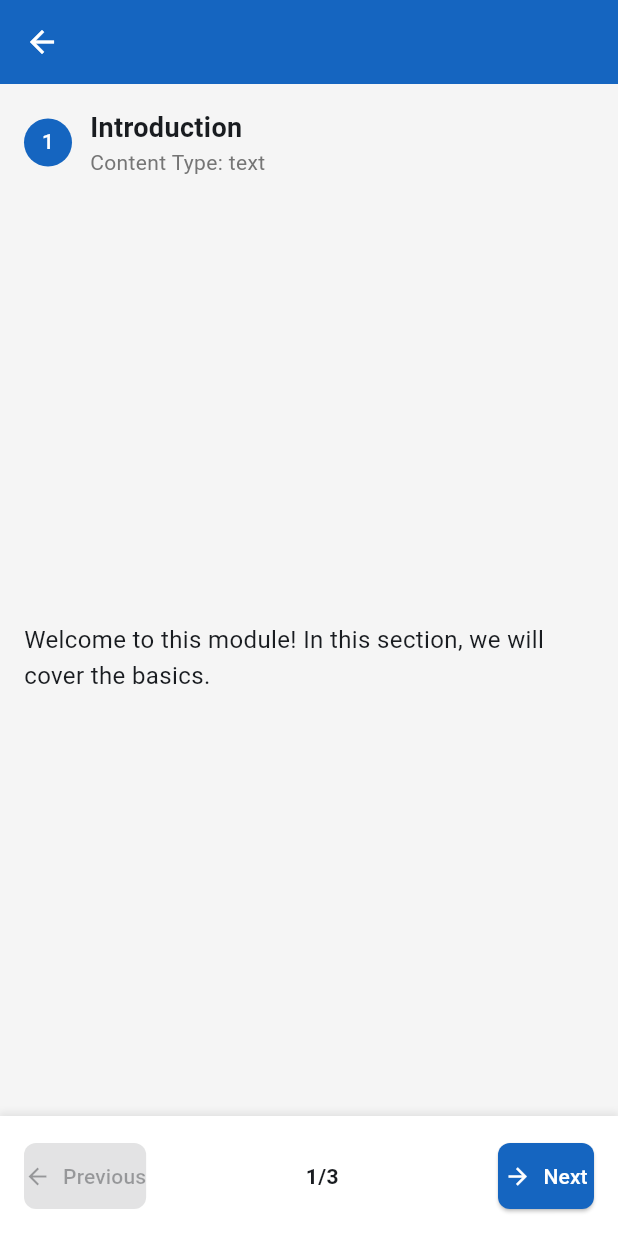
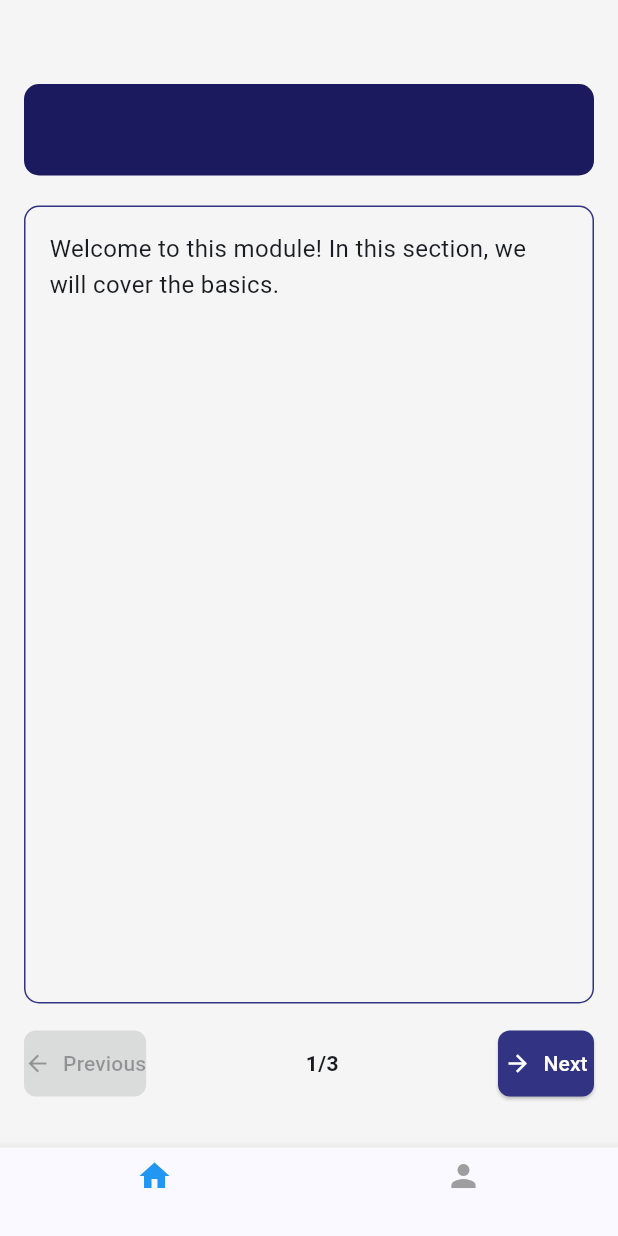
Before and after one commit to Priyanshu-Bej/briffiniApp, a Flutter app: the ContentViewerScreen screen opened directly with empty values, on a phone screen of 412 x 824 dp. Run offline on Flutter 3.47's test engine with Material 3 defaults, Android fonts, the phone set to English and light mode, and no system bars; our stand-ins replace chewie, cloud_firestore, firebase_auth, firebase_core, firebase_storage, video_player; missing offline and left inert: dart:html, dart:ui_web, flutter_pdfview; accounts and stored records are empty.

Commit message:
Redesigned content viewer screen with new UI and added screenshot/screen recording protection for iOS and Android

```diff
--- a/lib/screens/content_viewer_screen_mobile.dart
+++ b/lib/screens/content_viewer_screen_mobile.dart
@@ -6,6 +6,7 @@ import 'package:flutter_pdfview/flutter_pdfview.dart';
 import 'package:http/http.dart' as http;
 import 'package:path_provider/path_provider.dart';
 import 'dart:io';
+import 'package:flutter/services.dart';
 
 import '../models/course_model.dart';
 import '../models/module_model.dart';
@@ -27,10 +28,11 @@ class ContentViewerScreen extends StatefulWidget {
   _ContentViewerScreenState createState() => _ContentViewerScreenState();
 }
 
-class _ContentViewerScreenState extends State<ContentViewerScreen> {
+class _ContentViewerScreenState extends State<ContentViewerScreen> with WidgetsBindingObserver {
   late Future<List<ContentModel>> _contentFuture;
   bool _isLoading = true;
   int _currentContentIndex = 0;
+  int _selectedIndex = 0; // For bottom navigation
 
   // Video player controllers
   VideoPlayerController? _videoController;
@@ -44,12 +46,47 @@ class _ContentViewerScreenState extends State<ContentViewerScreen> {
   void initState() {
     super.initState();
     _loadContent();
+    _setupScreenshotProtection();
+    WidgetsBinding.instance.addObserver(this);
   }
 
   @override
   void dispose() {
     _disposeVideoControllers();
+    WidgetsBinding.instance.removeObserver(this);
+    _removeScreenshotProtection();
     super.dispose();
+  }
+
+  // Setup screenshot protection
+  void _setupScreenshotProtection() {
+    // For Android
+    SystemChrome.setEnabledSystemUIMode(SystemUiMode.manual, overlays: []);
+
+    // For iOS we need to use the native channel to disable screen recording
+    if (Platform.isIOS) {
+      const MethodChannel('flutter.native/screenProtection')
+          .invokeMethod('preventScreenshots', true);
+    }
+  }
+
+  // Remove screenshot protection when leaving the screen
+  void _removeScreenshotProtection() {
+    SystemChrome.setEnabledSystemUIMode(SystemUiMode.manual,
+        overlays: SystemUiOverlay.values);
+
+    if (Platform.isIOS) {
+      const MethodChannel('flutter.native/screenProtection')
+          .invokeMethod('preventScreenshots', false);
+    }
+  }
+
+  @override
+  void didChangeAppLifecycleState(AppLifecycleState state) {
+    // When app is resumed, re-apply screenshot protection
+    if (state == AppLifecycleState.resumed) {
+      _setupScreenshotProtection();
+    }
   }
 
   void _disposeVideoControllers() {
@@ -179,19 +216,9 @@ class _ContentViewerScreenState extends State<ContentViewerScreen> {
 
         // Show video player if controllers are ready
         if (_chewieController != null) {
-          return Column(
-            mainAxisAlignment: MainAxisAlignment.center,
-            children: [
-              AspectRatio(
+          return AspectRatio(
             aspectRatio: _videoController!.value.aspectRatio,
             child: Chewie(controller: _chewieController!),
-              ),
-              const SizedBox(height: 20),
-              Text(
-                content.title,
-                style: TextStyle(fontWeight: FontWeight.bold, fontSize: 16),
-              ),
-            ],
           );
         }
 
@@ -215,10 +242,7 @@ class _ContentViewerScreenState extends State<ContentViewerScreen> {
 
         // Show PDF viewer when PDF is loaded
         if (_pdfPath != null) {
-          return Column(
-            children: [
-              Expanded(
-                child: PDFView(
+          return PDFView(
             filePath: _pdfPath!,
             enableSwipe: true,
             swipeHorizontal: true,
@@ -242,16 +266,6 @@ class _ContentViewerScreenState extends State<ContentViewerScreen> {
             onViewCreated: (controller) {
               // PDF controller created
             },
-                ),
-              ),
-              Padding(
-                padding: const EdgeInsets.all(8.0),
-                child: Text(
-                  content.title,
-                  style: TextStyle(fontWeight: FontWeight.bold, fontSize: 16),
-                ),
-              ),
-            ],
           );
         }
 
@@ -299,13 +313,7 @@ class _ContentViewerScreenState extends State<ContentViewerScreen> {
   @override
   Widget build(BuildContext context) {
     return Scaffold(
-      appBar: AppBar(
-        title: Text(widget.module.title),
-        backgroundColor: AppColors.primary,
-        foregroundColor: Colors.white,
-      ),
-      body:
-          _isLoading
+      body: _isLoading
           ? const Center(child: CircularProgressIndicator())
           : FutureBuilder<List<ContentModel>>(
               future: _contentFuture,
@@ -332,77 +340,52 @@ class _ContentViewerScreenState extends State<ContentViewerScreen> {
 
                 final currentContent = contentList[_currentContentIndex];
 
-                  return Column(
+                return Padding(
+                  padding: const EdgeInsets.all(16.0),
+                  child: Column(
+                    crossAxisAlignment: CrossAxisAlignment.start,
                     children: [
-                      // Content title bar
+                      const SizedBox(height: 40),
+                      // Header with course and module title
                       Container(
                         padding: const EdgeInsets.all(16),
-                        color: Colors.grey[100],
-                        child: Row(
-                          children: [
-                            CircleAvatar(
-                              backgroundColor: AppColors.primary,
-                              radius: 16,
+                        decoration: BoxDecoration(
+                          color: const Color(0xFF1C1A5E), // Dark blue background
+                          borderRadius: BorderRadius.circular(10),
+                        ),
+                        child: Center(
                           child: Text(
-                                '${_currentContentIndex + 1}',
+                            widget.module.title,
                             style: const TextStyle(
+                              fontSize: 20,
+                              fontWeight: FontWeight.bold,
                               color: Colors.white,
-                                  fontSize: 14,
                             ),
                           ),
                         ),
-                            const SizedBox(width: 12),
+                      ),
+                      const SizedBox(height: 20),
+
+                      // Content viewer area
                       Expanded(
-                              child: Column(
-                                crossAxisAlignment: CrossAxisAlignment.start,
-                                children: [
-                                  Text(
-                                    currentContent.title,
-                                    style: const TextStyle(
-                                      fontWeight: FontWeight.bold,
-                                      fontSize: 18,
+                        child: Container(
+                          decoration: BoxDecoration(
+                            border: Border.all(color: const Color(0xFF323483), width: 1),
+                            borderRadius: BorderRadius.circular(10),
                           ),
+                          child: _buildContentView(currentContent),
                         ),
-                                  Text(
-                                    'Content Type: ${currentContent.contentType}',
-                                    style: TextStyle(
-                                      fontSize: 14,
-                                      color: Colors.grey[600],
-                                    ),
-                                  ),
-                                ],
-                              ),
-                            ),
-                          ],
-                        ),
-                      ),
-
-                      // Content
-                      Expanded(
-                        child: Center(child: _buildContentView(currentContent)),
                       ),
 
                       // Navigation
                       Container(
-                        padding: const EdgeInsets.all(16),
-                        decoration: BoxDecoration(
-                          color: Colors.white,
-                          boxShadow: [
-                            BoxShadow(
-                              color: Colors.grey.withOpacity(0.2),
-                              spreadRadius: 1,
-                              blurRadius: 3,
-                              offset: const Offset(0, -2),
-                            ),
-                          ],
-                        ),
+                        padding: const EdgeInsets.symmetric(vertical: 16),
                         child: Row(
                           mainAxisAlignment: MainAxisAlignment.spaceBetween,
                           children: [
                             // Previous button
                             ElevatedButton.icon(
-                              onPressed:
-                                  _currentContentIndex > 0
+                              onPressed: _currentContentIndex > 0
                                 ? () {
                                     setState(() {
                                       _currentContentIndex--;
@@ -412,7 +395,7 @@ class _ContentViewerScreenState extends State<ContentViewerScreen> {
                               icon: const Icon(Icons.arrow_back),
                               label: const Text('Previous'),
                               style: ElevatedButton.styleFrom(
-                                backgroundColor: AppColors.secondary,
+                                backgroundColor: const Color(0xFF323483),
                                 foregroundColor: Colors.white,
                               ),
                             ),
@@ -420,13 +403,12 @@ class _ContentViewerScreenState extends State<ContentViewerScreen> {
                             // Progress indicator
                             Text(
                               '${_currentContentIndex + 1}/${contentList.length}',
-                              style: TextStyle(fontWeight: FontWeight.bold),
+                              style: const TextStyle(fontWeight: FontWeight.bold),
                             ),
 
                             // Next button
                             ElevatedButton.icon(
-                              onPressed:
-                                  _currentContentIndex < contentList.length - 1
+                              onPressed: _currentContentIndex < contentList.length - 1
                                 ? () {
                                     setState(() {
                                       _currentContentIndex++;
@@ -436,7 +418,7 @@ class _ContentViewerScreenState extends State<ContentViewerScreen> {
                               icon: const Icon(Icons.arrow_forward),
                               label: const Text('Next'),
                               style: ElevatedButton.styleFrom(
-                                backgroundColor: AppColors.primary,
+                                backgroundColor: const Color(0xFF323483),
                                 foregroundColor: Colors.white,
                               ),
                             ),
@@ -444,8 +426,29 @@ class _ContentViewerScreenState extends State<ContentViewerScreen> {
                         ),
                       ),
                     ],
+                  ),
                 );
               },
+            ),
+      bottomNavigationBar: BottomNavigationBar(
+        currentIndex: _selectedIndex,
+        onTap: (index) {
+          setState(() {
+            _selectedIndex = index;
+          });
+        },
+        items: const [
+          BottomNavigationBarItem(
+            icon: Icon(Icons.home),
+            label: '',
+          ),
+          BottomNavigationBarItem(
+            icon: Icon(Icons.person),
+            label: '',
+          ),
+        ],
+        selectedItemColor: Colors.blue,
+        unselectedItemColor: Colors.grey,
       ),
     );
   }
```
Also changed, not shown: lib/screens/content_viewer_screen_web.dart (+103 -86 lines), 2 other files. Lines whose indentation alone changed are shown as unchanged.
